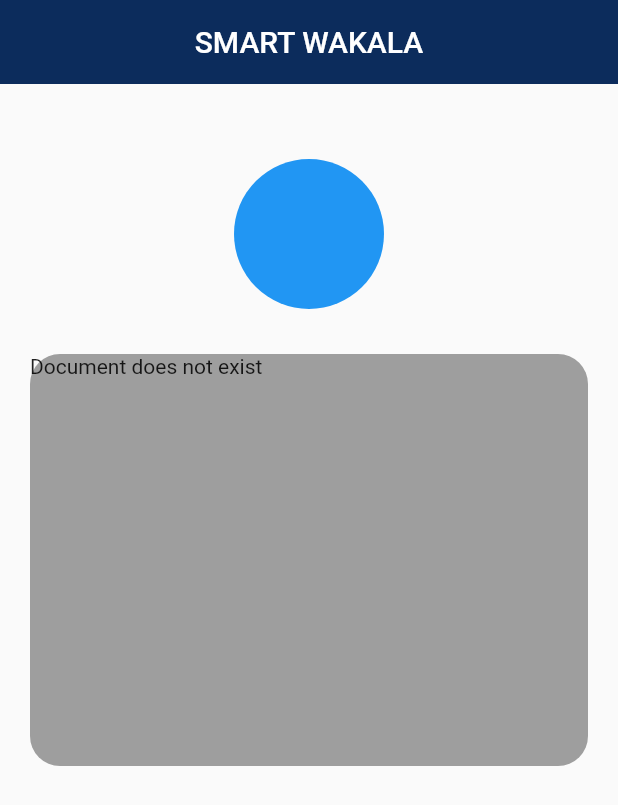
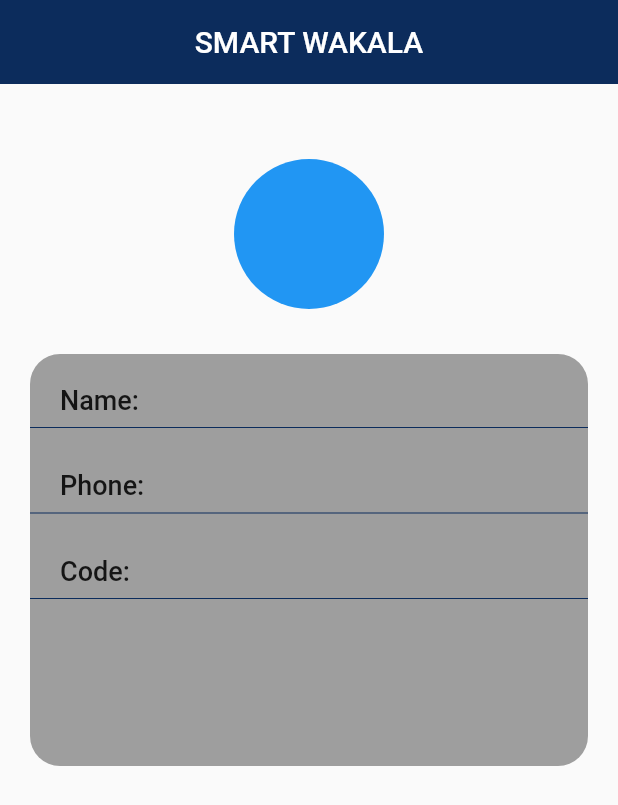
Before and after one commit to zuberypima/wakala-app, a Flutter app: the ProfilePage screen opened directly, on a phone screen of 412 x 824 dp. Shown: the top 805 px of the screen. Run offline on Flutter 3.47's test engine with Material 2 defaults, Android fonts, the phone set to English and light mode, and no system bars; our stand-ins replace cloud_firestore, firebase_core, firebase_database; missing offline and left inert: telephony; accounts and stored records are empty.

Commit message:
finish all documments parts

```diff
--- a/lib/pages/profilepage.dart
+++ b/lib/pages/profilepage.dart
@@ -9,7 +9,7 @@ class ProfilePage extends StatefulWidget {
 }
 
 class _ProfilePageState extends State<ProfilePage> {
-  CollectionReference _userData =FirebaseFirestore.instance.collection('collectionPath');
+  CollectionReference _userData =FirebaseFirestore.instance.collection('Users');
   @override
   Widget build(BuildContext context) {
     return Scaffold(
@@ -40,7 +40,7 @@ class _ProfilePageState extends State<ProfilePage> {
               width: MediaQuery.of(context).size.width,
               decoration: BoxDecoration(color: Colors.grey,borderRadius: BorderRadius.circular(20)),
               child:  FutureBuilder<DocumentSnapshot>(
-                future: _userData.doc().get(),
+                future: _userData.doc('userId').get(),
                 builder: (BuildContext context, AsyncSnapshot<DocumentSnapshot> snapshot) {
                   if(snapshot.hasError){
                               return Text("Something went wrong");
@@ -51,48 +51,48 @@ class _ProfilePageState extends State<ProfilePage> {
                   }
                   if(snapshot.connectionState ==ConnectionState.done){
                     Map<String,dynamic>data =snapshot.data!.data() as Map<String,dynamic>;
-                    return Text('data');
+                    return Column(
+
+                        crossAxisAlignment: CrossAxisAlignment.start,
+
+                children: [
+                Padding(
+                  padding: const EdgeInsets.only(left: 20,top: 20),
+                  child: Row(
+                    children: [
+                      Text('Name:',style: TextStyle(fontSize: 18,fontWeight: FontWeight.w500),),
+                       Text('${data['Jina']}',style: TextStyle(fontSize: 18),),
+                    ],
+                  ),
+                ),
+                Divider(color:  Color.fromRGBO(12, 44, 92, 3),),
+                Padding(
+                  padding: const EdgeInsets.only(left: 20,top: 20),
+                  child: Row(
+                    children: [
+                      Text('Phone:',style: TextStyle(fontSize: 18,fontWeight: FontWeight.w500),),
+                       Text('${data['Phone']}',style: TextStyle(fontSize: 18),),
+                    ],
+                  ),
+
+                ),
+                Divider(color:  Color.fromRGBO(12, 44, 92, 3),),
+                Padding(
+                  padding: const EdgeInsets.only(left: 20,top: 20),
+                  child: Row(
+                    children: [
+                      Text('Code:',style: TextStyle(fontSize: 18,fontWeight: FontWeight.w500),),
+                       Text('${data['Code']}',style: TextStyle(fontSize: 18),),
+                    ],
+                  ),
+                ),
+                Divider(color:  Color.fromRGBO(12, 44, 92, 3),)
+              ],);
                   }
                   return Center(child: CircularProgressIndicator(),);
                 },
               ),
-              // child: Column(
 
-              //           crossAxisAlignment: CrossAxisAlignment.start,
-
-              //   children: [
-              //   Padding(
-              //     padding: const EdgeInsets.only(left: 20,top: 20),
-              //     child: Row(
-              //       children: [
-              //         Text('Name:',style: TextStyle(fontSize: 18,fontWeight: FontWeight.w500),),
-              //          Text('Juma Shabani',style: TextStyle(fontSize: 18),),
-              //       ],
-              //     ),
-              //   ),
-              //   Divider(color:  Color.fromRGBO(12, 44, 92, 3),),
-              //   Padding(
-              //     padding: const EdgeInsets.only(left: 20,top: 20),
-              //     child: Row(
-              //       children: [
-              //         Text('Phone:',style: TextStyle(fontSize: 18,fontWeight: FontWeight.w500),),
-              //          Text('+25578906589',style: TextStyle(fontSize: 18),),
-              //       ],
-              //     ),
-
-              //   ),
-              //   Divider(color:  Color.fromRGBO(12, 44, 92, 3),),
-              //   Padding(
-              //     padding: const EdgeInsets.only(left: 20,top: 20),
-              //     child: Row(
-              //       children: [
-              //         Text('Code:',style: TextStyle(fontSize: 18,fontWeight: FontWeight.w500),),
-              //          Text('1000',style: TextStyle(fontSize: 18),),
-              //       ],
-              //     ),
-              //   ),
-              //   Divider(color:  Color.fromRGBO(12, 44, 92, 3),)
-              // ],),
             ),
           )
         ],
```
Also changed, not shown: lib/screens/reportscreen.dart (+8 -7 lines).
